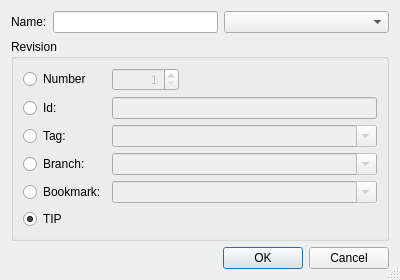
testmana2/test, file Plugins/VcsPlugins/vcsMercurial/BookmarksExtension/HgBookmarkDialog.ui: the form before one commit.
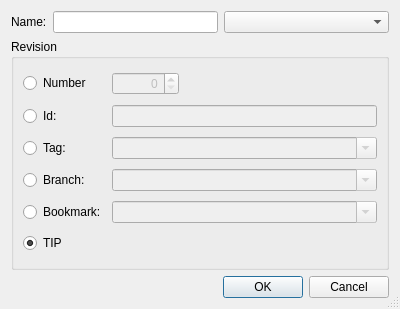
The form after the commit.

Commit message: Fixed issues in some Mercurial dialogs where the ID could not start with 0. (grafted from 388f4ff59773bf7c98d62b3af9a52ea8e033f826)

```diff
--- a/Plugins/VcsPlugins/vcsMercurial/BookmarksExtension/HgBookmarkDialog.ui
+++ b/Plugins/VcsPlugins/vcsMercurial/BookmarksExtension/HgBookmarkDialog.ui
@@ -7,7 +7,7 @@
     <x>0</x>
     <y>0</y>
     <width>400</width>
-    <height>276</height>
+    <height>309</height>
    </rect>
   </property>
   <property name="windowTitle">
@@ -75,9 +75,6 @@
         <property name="alignment">
          <set>Qt::AlignRight</set>
         </property>
-        <property name="minimum">
-         <number>1</number>
-        </property>
         <property name="maximum">
          <number>999999999</number>
         </property>
```
The commit also changes 6 other files.
